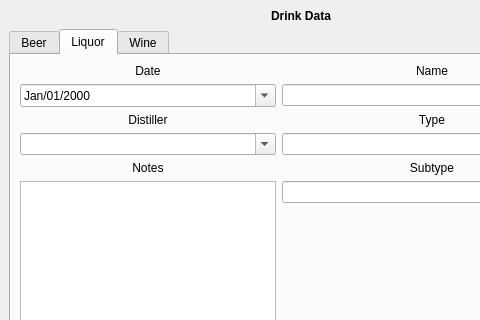
minorsecond/BuzzBot, file src/mainwindow.ui: the form before one commit; both pictures show x 0 to 480 and y 0 to 320 of the 1006 by 692 pixel window.
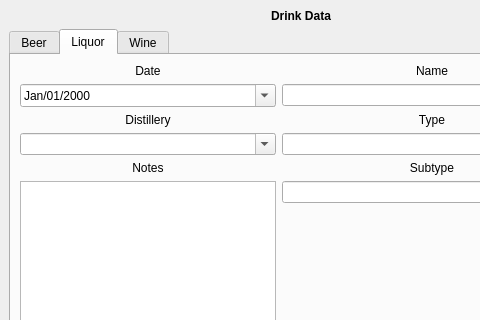
The form after the commit. The open tabs and pages were chosen to show the change.

Commit message: Rename "distiller" label to "distillery"

What changed in the file:
```diff
--- a/src/mainwindow.ui
+++ b/src/mainwindow.ui
@@ -932,7 +932,7 @@
            </sizepolicy>
           </property>
           <property name="text">
-           <string>Distiller</string>
+           <string>Distillery</string>
           </property>
           <property name="alignment">
            <set>Qt::AlignCenter</set>
```
Left out of the diff: 2 changed lines with no effect on the pictures. The commit also changes 1 other file.
